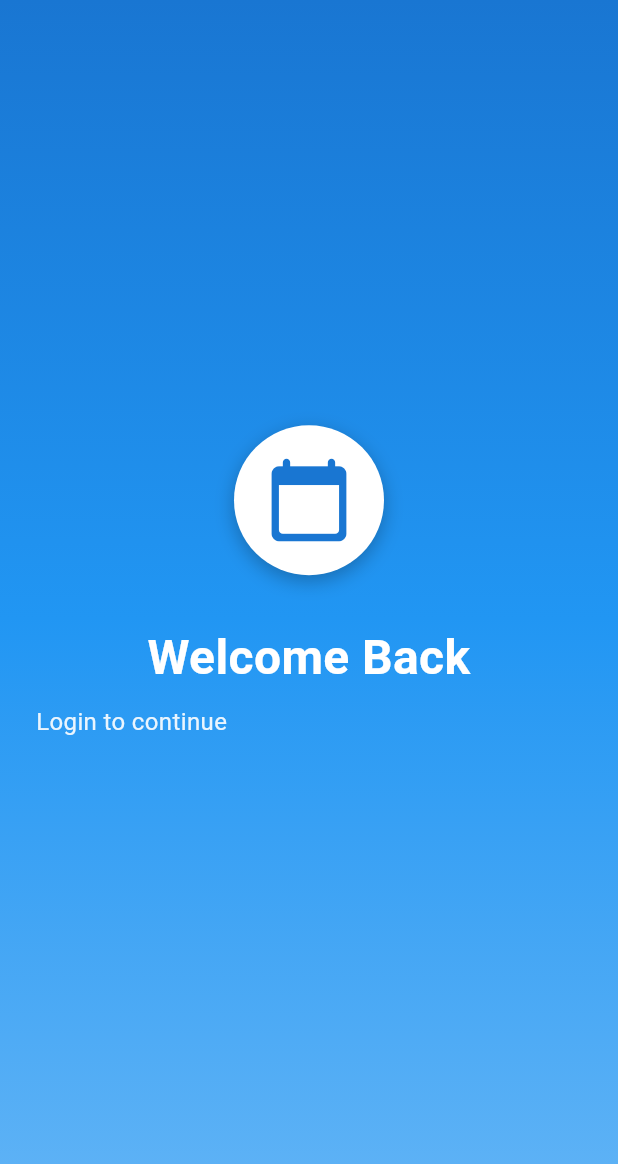
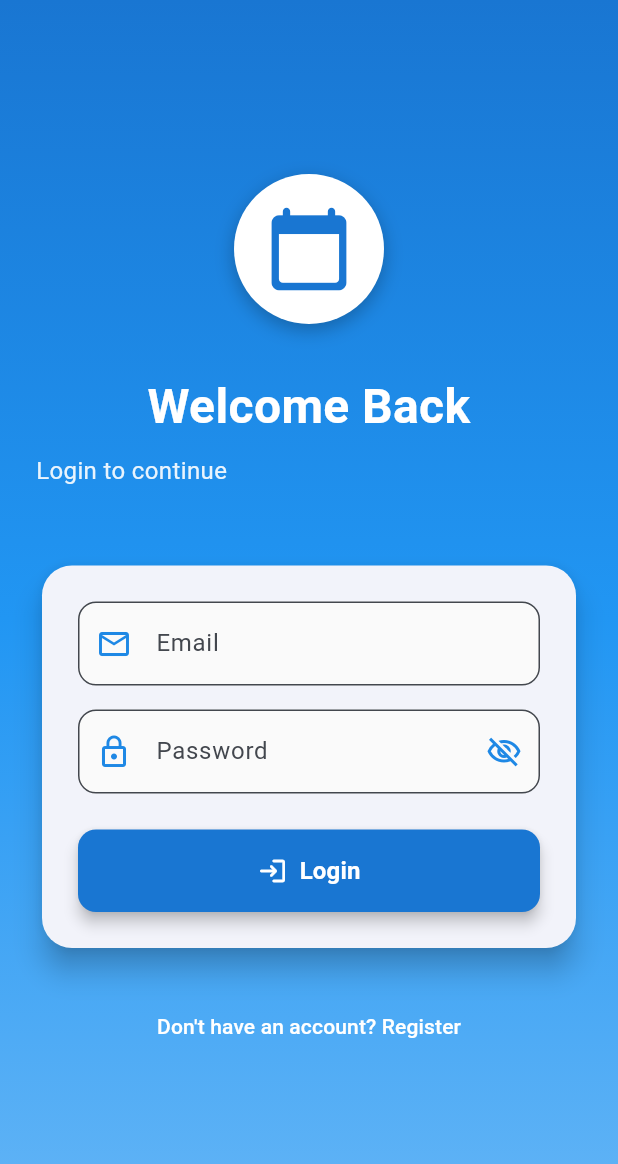
Before and after one commit to AzwaKm/attendance-app, a Flutter app: the screen it shows after launch, on a phone screen of 412 x 824 dp. Shown: the top 1164 px of the screen. Run offline on Flutter 3.47's test engine with Material 3 defaults, Android fonts, the phone set to English and light mode, and no system bars; our stand-ins replace firebase_auth, firebase_core, image_picker, permission_handler; accounts and stored records are empty.

```diff
--- a/lib/screens/auth/login_screen.dart
+++ b/lib/screens/auth/login_screen.dart
@@ -73,9 +73,9 @@ class _LoginScreenState extends State<LoginScreen> {
                       obscureText: false,
                       icon: Icons.email_outlined,
                       keyboardType: TextInputType.emailAddress,
-                      validator: (value) => value?.isEmpty ?? true ? 'Please enter your email' : null, // kalau kosong berarti true nya nampilin 'Please enter your email'
+                      validator: (value) => value?.isEmpty ?? true ? 'Please enter your email' : null ,
                     ),
-                    SizedBox(height: 18),
+                    SizedBox(height: 16),
                     AuthTextField(
                       controller: _passwordController,
                       label: 'Password',
--- a/lib/screens/auth/widgets/gradient_scaffold.dart
+++ b/lib/screens/auth/widgets/gradient_scaffold.dart
@@ -20,7 +20,7 @@ class GradientScaffold extends StatelessWidget {
               Colors.blue[700]!,
               Colors.blue[500]!,
               Colors.blue[300]!,
-            ]
+            ],
           )
         ),
         child: SafeArea(
@@ -37,7 +37,7 @@ class GradientScaffold extends StatelessWidget {
                   SizedBox(height: 8),
                   _buildSubtitle(),
                   SizedBox(height: 48),
-                  // child
+                  child
                 ],
               ),
             ),
@@ -71,7 +71,7 @@ class GradientScaffold extends StatelessWidget {
       style: TextStyle(
         fontSize: 32,
         fontWeight: FontWeight.bold,
-        color: Colors.white
+        color: Colors.white,
       ),
       textAlign: TextAlign.center,
     );
@@ -83,7 +83,7 @@ class GradientScaffold extends StatelessWidget {
       style: TextStyle(
         fontSize: 16,
         color: Colors.white.withValues(alpha: 0.9)
-      ),
+      )
     );
   }
 }
--- a/lib/services/auth_services.dart
+++ b/lib/services/auth_services.dart
@@ -5,29 +5,26 @@ class AuthServices {
   final FirebaseAuth _auth = FirebaseAuth.instance;
 
   AuthServices() {
-    if (!kIsWeb) {
-      // only for android or ios
+    if (!kIsWeb) { // only for Android/iOS
       FirebaseAuth.instance.setSettings(
         appVerificationDisabledForTesting: true,
         forceRecaptchaFlow: false,
       );
     }
   }
+
   // get current user
   User? get currentUser => _auth.currentUser;
 
   // auth state changes stream
   Stream<User?> get authStateChanges => _auth.authStateChanges();
 
-  // sign in with email adn password
-  Future<UserCredential> signInWithEmailAndPassword(
-    String email,
-    String password,
-  ) async {
+  // sign in with email and password
+  Future<UserCredential> signInWithEmailAndPassword(String email, String password) async {
     try {
       return await _auth.signInWithEmailAndPassword(
         email: email,
-        password: password,
+        password: password
       );
     } catch (e) {
       rethrow;
@@ -35,7 +32,8 @@ class AuthServices {
   }
 
   // register with email and password
-  Future<UserCredential> registerWithEmailAndPassword(String email, String password) async {
+  Future<UserCredential> registerWithEmailAndPassword(
+    String email, String password) async {
     try {
       return await _auth.createUserWithEmailAndPassword(
         email: email,
@@ -44,7 +42,7 @@ class AuthServices {
     } catch (e) {
       if (e is FirebaseAuthException) {
         if (e.code == 'operation-not-allowed') {
-          throw 'Email/Password sign up is not enabled. Please enable on firebase console.';
+          throw 'Email/password sign up is not enabled. Please enable on firebase console.';
         }
       }
       rethrow;
```
Also changed, not shown: lib/screens/auth/register_screen.dart (+4 -5 lines), lib/screens/home/widgets/camera_button.dart (added, +80 -0 lines), 1 other file.
